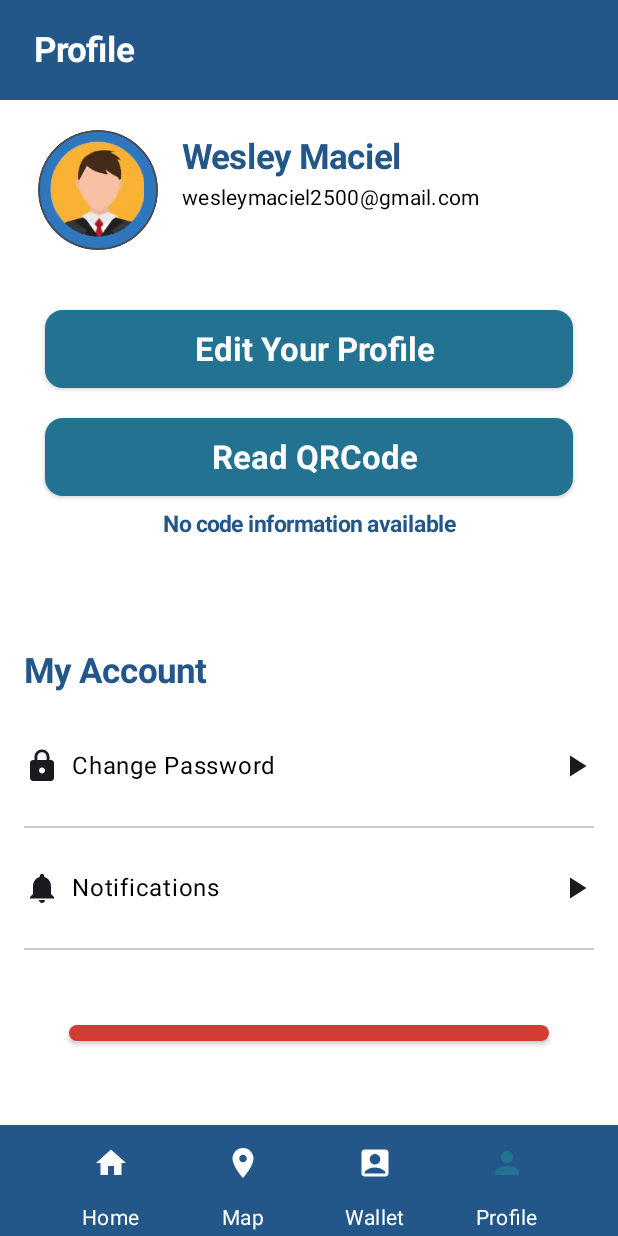
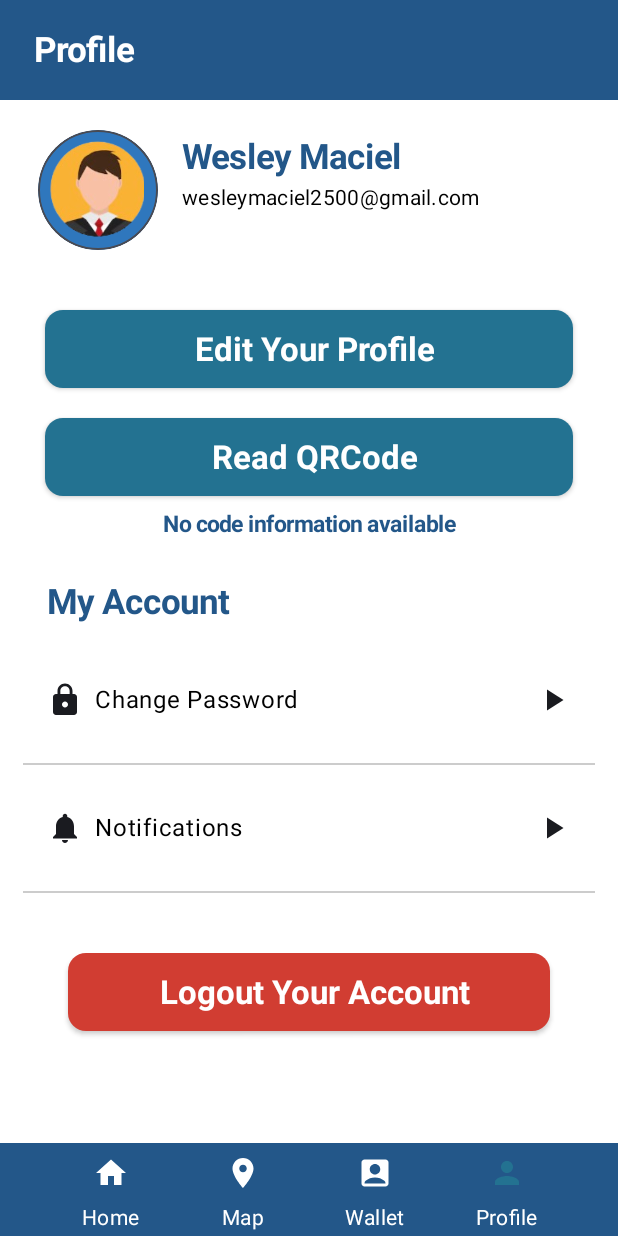
Before and after one commit to WesleyMaciel2510/Kotlin_EventLocation, an Android app built with Jetpack Compose: the screen it shows after launch (MainActivity), after a tap on "Profile", on a phone screen of 412 x 824 dp. Run offline under Robolectric (Android 15) with nearby library versions, the phone set to English and light mode, and no system bars; 1 other tap on this screen came first.

Commit message:
last update, some fixes

```diff
--- a/app/src/main/java/com/example/kotlin_portfolio/BottomNavigationBar.kt
+++ b/app/src/main/java/com/example/kotlin_portfolio/BottomNavigationBar.kt
@@ -94,7 +94,7 @@ fun IconButtonWithLabel(
     ) {
         IconButton(
             onClick = onClick,
-            modifier = Modifier.height(50.dp),
+            modifier = Modifier.height(40.dp),
             content = {
                 Icon(
                     imageVector = icon,
@@ -107,7 +107,7 @@ fun IconButtonWithLabel(
             text = label,
             color = Color.White,
             style = MaterialTheme.typography.bodyMedium,
-            modifier = Modifier.padding(vertical = 2.dp)
+            modifier = Modifier.padding(bottom = 2.dp)
         )
     }
 }
--- a/app/src/main/java/com/example/kotlin_portfolio/screens/profile/profileScreen.kt
+++ b/app/src/main/java/com/example/kotlin_portfolio/screens/profile/profileScreen.kt
@@ -9,7 +9,6 @@ import androidx.compose.foundation.layout.Box
 import androidx.compose.foundation.layout.Column
 import androidx.compose.foundation.layout.Row
 import androidx.compose.foundation.layout.Spacer
-import androidx.compose.foundation.layout.fillMaxSize
 import androidx.compose.foundation.layout.fillMaxWidth
 import androidx.compose.foundation.layout.height
 import androidx.compose.foundation.layout.offset
@@ -66,12 +65,12 @@ fun ProfileScreen(
         ) {
             Column(
                 modifier = modifier
-                    .background(color = LightColorScheme.outline)
-                    .fillMaxWidth()
-                    .padding(horizontal = 7.dp, vertical = 20.dp)
             ) {
                 Row(
                     modifier = Modifier
+                        .background(color = LightColorScheme.outline)
+                        .fillMaxWidth()
+                        .padding(horizontal = 7.dp, vertical = 20.dp)
                 ) {
                     Text(
                         text = "Profile",
@@ -130,7 +129,7 @@ fun ProfileScreen(
                 }
             }
             Column(
-                modifier = Modifier.padding(vertical = 30.dp)
+                modifier = Modifier.padding(top = 30.dp)
             ) {
                 IconAndLabelButton(
                     buttonLabel = "Edit Your Profile",
@@ -169,8 +168,8 @@ fun ProfileScreen(
             }
             Column(
                 modifier = Modifier
-                    .fillMaxSize()
-                    .padding(16.dp)
+                    //.fillMaxSize()
+                    .padding(horizontal = 15.dp)
             ) {
                 Text(
                     text = "My Account",
@@ -179,11 +178,11 @@ fun ProfileScreen(
                         fontWeight = FontWeight.Bold,
                         color = LightColorScheme.outline,
                     ),
-                    modifier = Modifier.padding(bottom = 30.dp)
+                    modifier = Modifier.padding(bottom = 30.dp, start = 16.dp)
                 )
                 Row(
                     verticalAlignment = Alignment.CenterVertically,
-                    modifier = Modifier.padding(vertical = 8.dp)
+                    modifier = Modifier.padding(vertical = 10.dp, horizontal = 16.dp)
                 ) {
                     Icon(Icons.Default.Lock, contentDescription = "Lock Icon")
                     Spacer(modifier = Modifier.width(8.dp))
@@ -206,7 +205,7 @@ fun ProfileScreen(
                 // Second Row: Notifications
                 Row(
                     verticalAlignment = Alignment.CenterVertically,
-                    modifier = Modifier.padding(vertical = 8.dp)
+                    modifier = Modifier.padding(vertical = 10.dp, horizontal = 16.dp)
                 ) {
                     Icon(Icons.Default.Notifications, contentDescription = "Notifications Icon")
                     Spacer(modifier = Modifier.width(8.dp))
@@ -228,7 +227,7 @@ fun ProfileScreen(
 
                 // Logout Button below Notifications
                 Column(
-                    modifier = Modifier.padding(vertical = 20.dp)
+                    modifier = Modifier.padding(vertical = 10.dp)
                 ) {
                     IconAndLabelButton(
                         buttonLabel = "Logout Your Account",
--- a/app/src/main/java/com/example/kotlin_portfolio/screens/wallet/noTicketsView.kt
+++ b/app/src/main/java/com/example/kotlin_portfolio/screens/wallet/noTicketsView.kt
@@ -10,10 +10,12 @@ import androidx.compose.foundation.layout.height
 import androidx.compose.foundation.layout.padding
 import androidx.compose.foundation.layout.size
 import androidx.compose.material3.MaterialTheme
+import androidx.compose.material3.MaterialTheme.typography
 import androidx.compose.material3.Text
 import androidx.compose.runtime.Composable
 import androidx.compose.ui.Alignment
 import androidx.compose.ui.Modifier
+import androidx.compose.ui.graphics.Color
 import androidx.compose.ui.res.painterResource
 import androidx.compose.ui.text.font.FontWeight
 import androidx.compose.ui.text.style.TextDecoration
@@ -46,7 +48,8 @@ fun NoTicketsView(modifier: Modifier = Modifier) {
         Spacer(modifier = Modifier.height(8.dp))
         Text(
             text = "How about looking for your next experience?",
-            style = MaterialTheme.typography.bodyMedium
+            style = typography.bodyMedium,
+            color = Color.Black
         )
         Spacer(modifier = Modifier.height(16.dp))
         Text(
```
Also changed, not shown: app/src/main/java/com/example/kotlin_portfolio/screens/map/mapScreen.kt (+8 -3 lines), app/src/main/java/com/example/kotlin_portfolio/screens/map/selectCityManually.kt (+52 -0 lines), app/src/main/java/com/example/kotlin_portfolio/screens/wallet/tickets.kt (+5 -3 lines), app/src/main/res/drawable/mapscreen_header.PNG.
